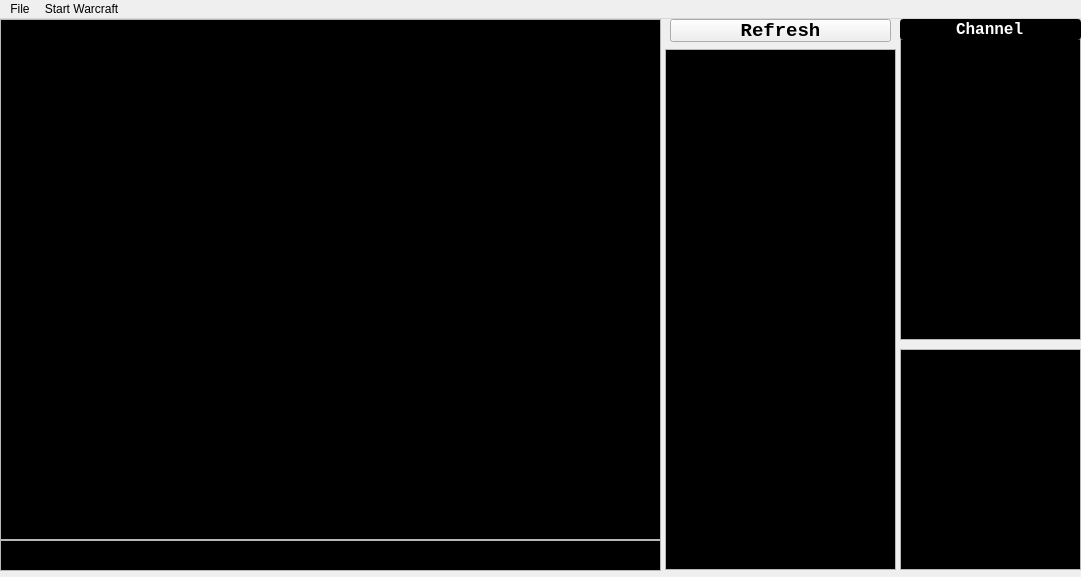
Old version of the form GProxy/source/MainGUI.ui in the repository irknet/gproxy-ghostgraz.
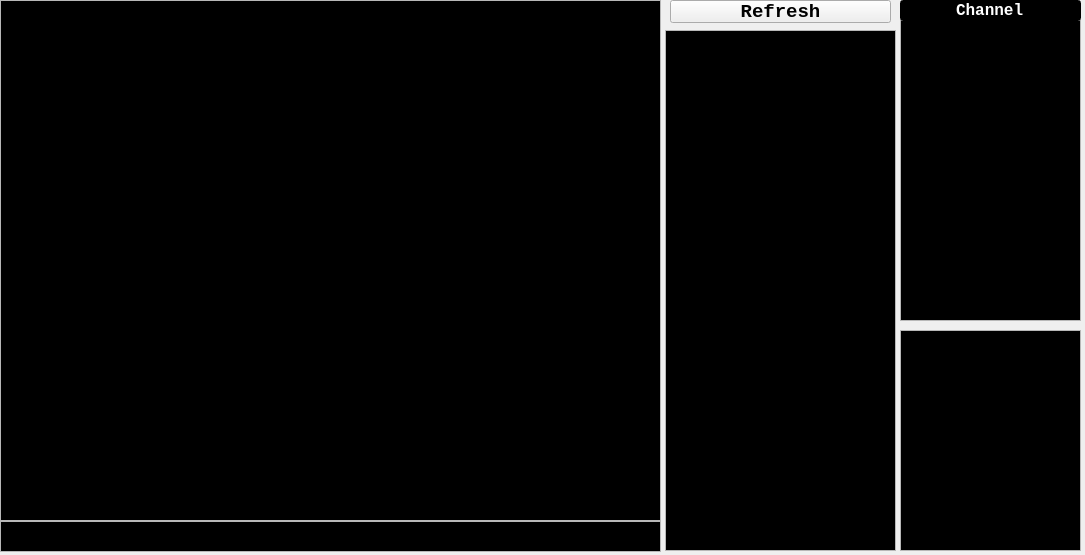
New version of the form. Icons and pictures are not drawn.

Commit message: Added timestamp. Fixed Start Warcraft menu bug.

The edit to the form file:
```diff
--- a/GProxy/source/MainGUI.ui
+++ b/GProxy/source/MainGUI.ui
@@ -6,8 +6,8 @@
    <rect>
     <x>0</x>
     <y>0</y>
-    <width>1081</width>
-    <height>577</height>
+    <width>1085</width>
+    <height>555</height>
    </rect>
   </property>
   <property name="minimumSize">
@@ -329,30 +329,6 @@
     </property>
    </widget>
   </widget>
-  <widget class="QMenuBar" name="menubar">
-   <property name="geometry">
-    <rect>
-     <x>0</x>
-     <y>0</y>
-     <width>1081</width>
-     <height>21</height>
-    </rect>
-   </property>
-   <widget class="QMenu" name="menu_File">
-    <property name="title">
-     <string>File</string>
-    </property>
-    <addaction name="actionConfig"/>
-    <addaction name="actionExit"/>
-   </widget>
-   <widget class="QMenu" name="menu_StartWarcraft">
-    <property name="title">
-     <string>Start Warcraft</string>
-    </property>
-   </widget>
-   <addaction name="menu_File"/>
-   <addaction name="menu_StartWarcraft"/>
-  </widget>
   <action name="actionExit">
    <property name="icon">
     <iconset resource="resources.qrc">
```
Left out of the diff: 7 changed lines with no effect on the pictures. The commit also changes 24 other files.
